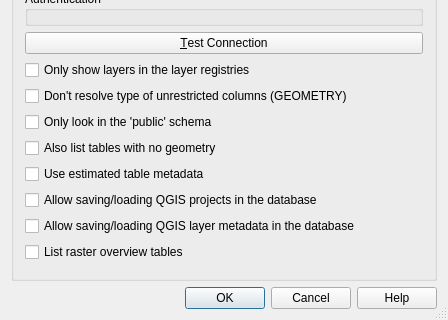
Above: src/ui/qgspgnewconnectionbase.ui from qgis/QGIS before the change; both pictures show x 0 to 448 and y 253 to 573 of the 448 by 573 pixel window. Below: the same form after it.
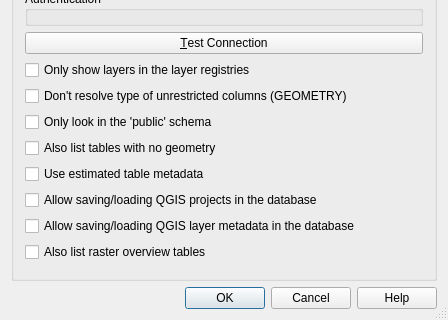
That is the form after the change. Custom widgets are drawn as their Qt base class.

```diff
--- a/src/ui/qgspgnewconnectionbase.ui
+++ b/src/ui/qgspgnewconnectionbase.ui
@@ -239,7 +239,7 @@
       <item>
        <widget class="QCheckBox" name="cb_showRasterOverviews">
         <property name="text">
-         <string>List raster overview tables</string>
+         <string>Also list raster overview tables</string>
         </property>
        </widget>
       </item>
```
Left out of the diff: 2 changed lines with no effect on the pictures.
